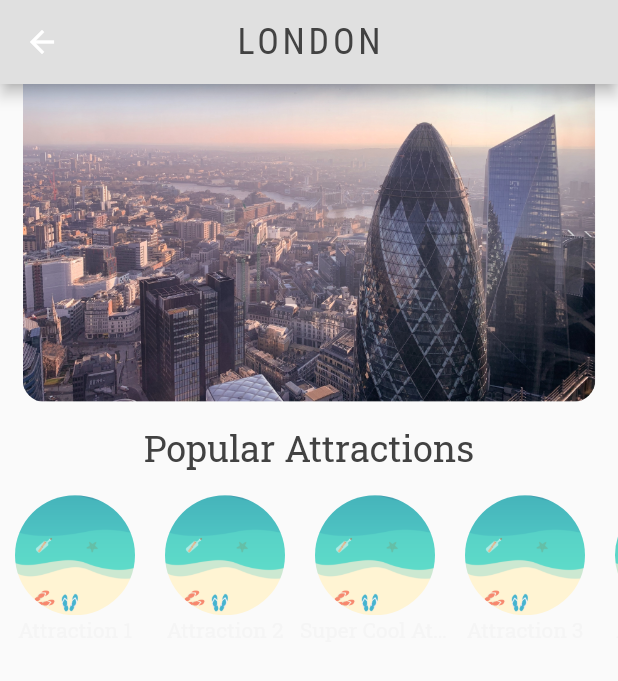
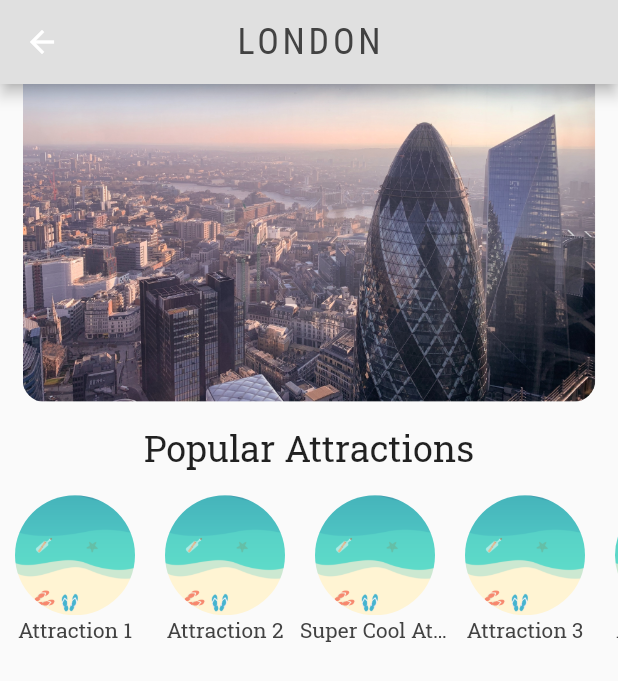
Before and after one commit to ChariseWalraven/travel_app, a Flutter app: the screen it shows after launch, after a tap on "London", on a phone screen of 412 x 824 dp. Shown: the top 681 px of the screen. Run offline on Flutter 3.47's test engine with Material 2 defaults, Android fonts, the phone set to English and light mode, and no system bars; our stand-ins replace google_fonts.

Commit message:
adds styles for titles

```diff
--- a/lib/ui/theme.dart
+++ b/lib/ui/theme.dart
@@ -13,9 +13,12 @@ final ThemeData travelAppLightTheme = ThemeData(
     ),
   ),
   textTheme: TextTheme(
-    headlineSmall: GoogleFonts.robotoSlab(color: Colors.grey.shade800),
-    bodyMedium: GoogleFonts.robotoSlab(color: Colors.grey.shade100),
+    titleLarge: GoogleFonts.robotoSlab(color: Colors.grey.shade800),
+    titleMedium: GoogleFonts.robotoSlab(color: Colors.grey.shade800),
+    titleSmall: GoogleFonts.robotoSlab(color: Colors.grey.shade800),
+    bodyMedium: GoogleFonts.robotoSlab(color: Colors.grey.shade800),
     bodySmall: GoogleFonts.robotoSlab(color: Colors.grey.shade800),
+    bodyLarge: GoogleFonts.robotoSlab(color: Colors.grey.shade800),
   ),
 );
 
@@ -32,8 +35,11 @@ final ThemeData travelAppDarkTheme = ThemeData(
     ),
   ),
   textTheme: TextTheme(
-    headlineSmall: GoogleFonts.robotoSlab(color: Colors.grey.shade100),
-    bodyMedium: GoogleFonts.robotoSlab(color: Colors.grey.shade800),
+    titleLarge: GoogleFonts.robotoSlab(color: Colors.grey.shade100),
+    titleMedium: GoogleFonts.robotoSlab(color: Colors.grey.shade100),
+    titleSmall: GoogleFonts.robotoSlab(color: Colors.grey.shade100),
+    bodyMedium: GoogleFonts.robotoSlab(color: Colors.grey.shade100),
     bodySmall: GoogleFonts.robotoSlab(color: Colors.grey.shade100),
+    bodyLarge: GoogleFonts.robotoSlab(color: Colors.grey.shade100),
   ),
 );
```
